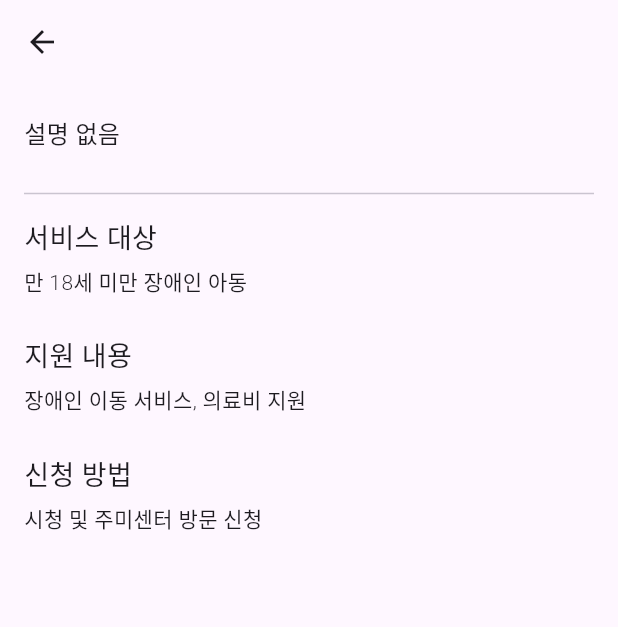
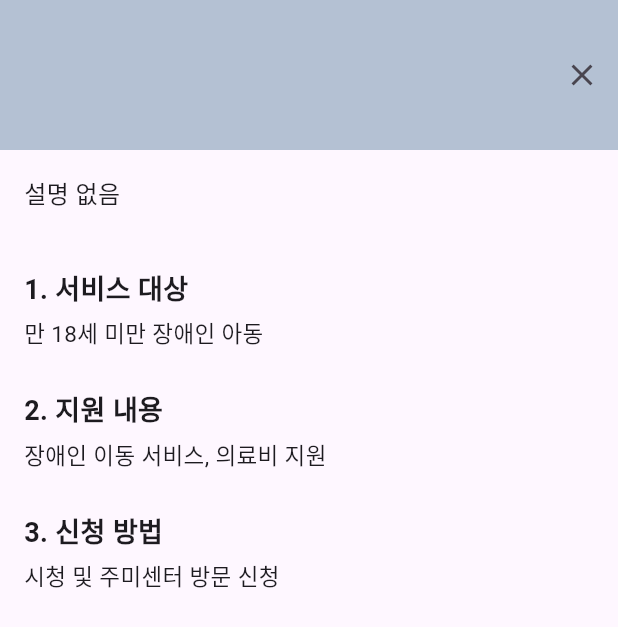
Before and after one commit to lyuhw1023/eyeforyou_plus, a Flutter app: the DetailScreen screen opened directly with empty values, on a phone screen of 412 x 824 dp. Shown: the top 627 px of the screen. Run offline on Flutter 3.47's test engine with Material 3 defaults, Android fonts, the phone set to English and light mode, and no system bars; our stand-ins replace camera, lottie.

Commit message:
refactor: AppBar 변경 및 UI 수정

```diff
--- a/lib/screens/benefits/detail_screen.dart
+++ b/lib/screens/benefits/detail_screen.dart
@@ -1,4 +1,3 @@
-import 'package:eyeforyou_plus/widgets/custom_appbar.dart';
 import 'package:flutter/material.dart';
 
 class DetailScreen extends StatelessWidget {
@@ -31,9 +30,24 @@ class DetailScreen extends StatelessWidget {
   @override
   Widget build(BuildContext context) {
     return Scaffold(
-      appBar: CustomAppBar(
-        title: title,
-        onBackPressed: () => Navigator.pop(context),
+      appBar: AppBar(
+        backgroundColor: const Color(0xFF08436D).withOpacity(0.3),
+        automaticallyImplyLeading: false,
+        title: Text(
+          title,
+          style: const TextStyle(
+            fontSize: 22,
+            fontWeight: FontWeight.bold,
+          ),
+        ),
+        toolbarHeight: 100.0,
+        actions: <Widget>[
+          IconButton(
+            icon: Icon(Icons.close,
+                semanticLabel: "닫기"),
+            onPressed: () => Navigator.of(context). pop(),
+          ),
+        ],
       ),
       body: Padding(
         padding: const EdgeInsets.all(16.0),
@@ -41,15 +55,17 @@ class DetailScreen extends StatelessWidget {
           child: Column(
             crossAxisAlignment: CrossAxisAlignment.start,
             children: [
-              const SizedBox(height: 5),
               Text(
                 descriptions.containsKey(title)
                     ? descriptions[title]!
                     : "설명 없음",
-                style: const TextStyle(fontSize: 16),
+                style: const TextStyle(
+                  fontSize: 16,
+                  fontWeight: FontWeight.w500,
+                  height: 1.5,
+                ),
               ),
-              const SizedBox(height: 20),
-              const Divider(),
+              const SizedBox(height: 30),
               ListView.builder(
                 shrinkWrap: true,
                 physics: const NeverScrollableScrollPhysics(),
@@ -61,19 +77,17 @@ class DetailScreen extends StatelessWidget {
                       crossAxisAlignment: CrossAxisAlignment.start,
                       children: [
                         Text(
-                          details[index]["keyword"]!,
+                          "${index + 1}. ${details[index]["keyword"]!}",
                           style: const TextStyle(
                             fontSize: 18,
-                            fontWeight: FontWeight.w400,
+                            fontWeight: FontWeight.bold,
                           ),
                         ),
                         const SizedBox(height: 5),
                         Text(
                           details[index]["detail"]!,
                           style: const TextStyle(
-                              fontSize: 14,
-                            fontWeight: FontWeight.w300
-                          ),
+                              fontSize: 15, fontWeight: FontWeight.w400),
                         ),
                         const SizedBox(height: 10),
                       ],
```
